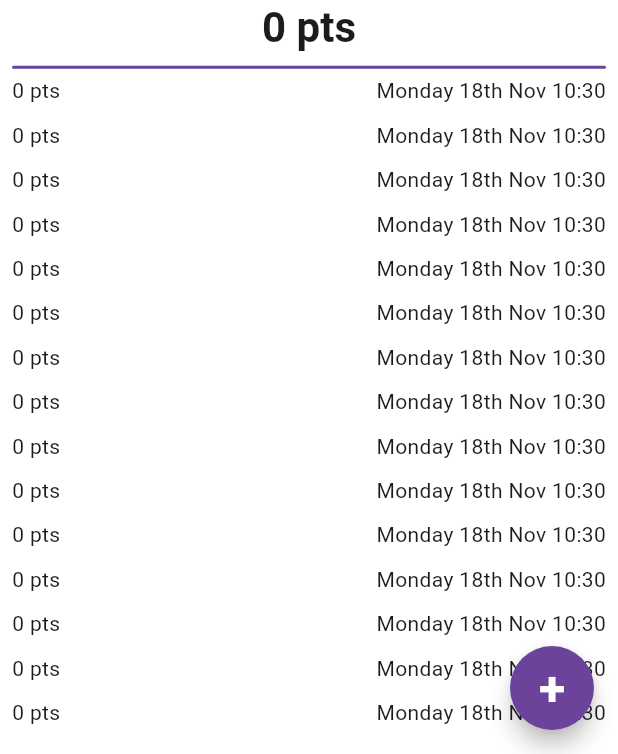
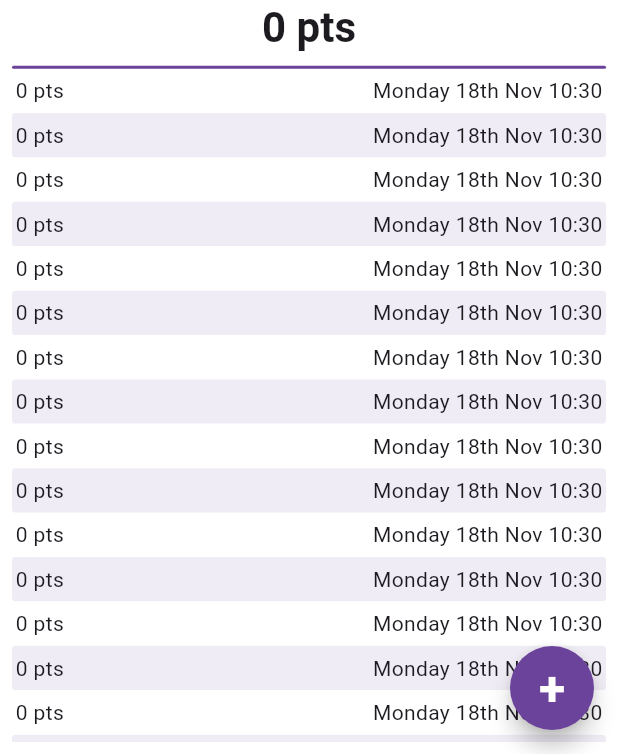
Before and after one commit to adarista012/grape_platinum_card, a Flutter app: the screen it shows after launch, on a phone screen of 412 x 824 dp, the part 482-1236 px from its top. Run offline on Flutter 3.47's test engine with Material 3 defaults, Android fonts, the phone set to English and light mode, and no system bars; our stand-ins replace get.

Commit message:
[design][home screen points and date row]

```diff
--- a/lib/app/presentation/home/home_page.dart
+++ b/lib/app/presentation/home/home_page.dart
@@ -3,10 +3,10 @@ import 'package:get/get.dart';
 import 'package:grape_platinum_card/app/app_colors.dart';
 import 'package:grape_platinum_card/app/presentation/home/home_controller.dart';
 import 'package:grape_platinum_card/app/presentation/home/widgets/card.dart';
+import 'package:grape_platinum_card/app/presentation/home/widgets/points_information.dart';
 import 'package:grape_platinum_card/app/presentation/home/widgets/points_label.dart';
 import 'package:grape_platinum_card/app/presentation/widgets/gap.dart';
 import 'package:grape_platinum_card/app/presentation/widgets/horizontal_divider.dart';
-import 'package:intl/intl.dart';
 
 class HomePage extends StatelessWidget {
   const HomePage({super.key});
@@ -15,14 +15,14 @@ class HomePage extends StatelessWidget {
   Widget build(BuildContext context) {
     int padding = 8;
 
+    return GetBuilder(
+      init: HomeController(),
+      builder: (controler) {
         return Scaffold(
           backgroundColor: AppColors.white,
           body: Padding(
             padding: EdgeInsets.all(padding.toDouble()),
-        child: GetBuilder(
-          init: HomeController(),
-          builder: (controler) {
-            return Column(
+            child: Column(
               children: [
                 Expanded(
                   flex: 4,
@@ -43,30 +43,21 @@ class HomePage extends StatelessWidget {
                 ),
                 Expanded(
                   flex: 5,
-                  child: Container(
                   child: ListView.builder(
                     itemCount: 21,
                     shrinkWrap: true,
                     padding: EdgeInsets.zero,
                     itemBuilder: (BuildContext context, int index) {
-                        return Padding(
-                          padding: const EdgeInsets.symmetric(vertical: 4.8),
-                          child: Row(
-                            mainAxisAlignment: MainAxisAlignment.spaceBetween,
-                            children: [
-                              Text(
-                                  '${controler.points} ${controler.points == 1 ? 'pt' : 'pts'}'),
-                              Text(_format(DateTime.now())),
-                            ],
-                          ),
-                        );
+                      return pointsInformation(
+                          controler.points,
+                          DateTime.now(),
+                          index % 2 == 0
+                              ? AppColors.white
+                              : AppColors.main.withOpacity(0.1));
                     },
                   ),
                 ),
-                ),
               ],
-            );
-          },
             ),
           ),
           floatingActionButton: FloatingActionButton(
@@ -75,12 +66,12 @@ class HomePage extends StatelessWidget {
             onPressed: () {},
             child: Text(
               '+',
-          style: Theme.of(context)
-              .textTheme
-              .headlineLarge
-              ?.copyWith(color: AppColors.white, fontWeight: FontWeight.bold),
+              style: Theme.of(context).textTheme.headlineLarge?.copyWith(
+                  color: AppColors.white, fontWeight: FontWeight.bold),
             ),
           ),
+        );
+      },
     );
   }
 }
@@ -148,11 +139,3 @@ class HomePage extends StatelessWidget {
 //     );
 //   }
 // }
-String _format(DateTime date) {
-  var suffix = "th";
-  var digit = date.day % 10;
-  if ((digit > 0 && digit < 4) && (date.day < 11 || date.day > 13)) {
-    suffix = ["st", "nd", "rd"][digit - 1];
-  }
-  return DateFormat("EEEE d'$suffix' MMM kk:mm").format(date).toString();
-}
--- /dev/null
+++ b/lib/app/presentation/home/widgets/points_information.dart
@@ -0,0 +1,26 @@
+import 'package:flutter/material.dart';
+import 'package:intl/intl.dart';
+
+Widget pointsInformation(int points, DateTime time, Color color) => Container(
+      padding: const EdgeInsets.symmetric(vertical: 4.8, horizontal: 2.4),
+      decoration: BoxDecoration(
+        color: color,
+        borderRadius: BorderRadius.circular(2.4),
+      ),
+      child: Row(
+        mainAxisAlignment: MainAxisAlignment.spaceBetween,
+        children: [
+          Text('$points ${points == 1 ? 'pt' : 'pts'}'),
+          Text(_format(time)),
+        ],
+      ),
+    );
+
+String _format(DateTime date) {
+  var suffix = "th";
+  var digit = date.day % 10;
+  if ((digit > 0 && digit < 4) && (date.day < 11 || date.day > 13)) {
+    suffix = ["st", "nd", "rd"][digit - 1];
+  }
+  return DateFormat("EEEE d'$suffix' MMM kk:mm").format(date).toString();
+}
```
Lines whose indentation alone changed are shown as unchanged.
